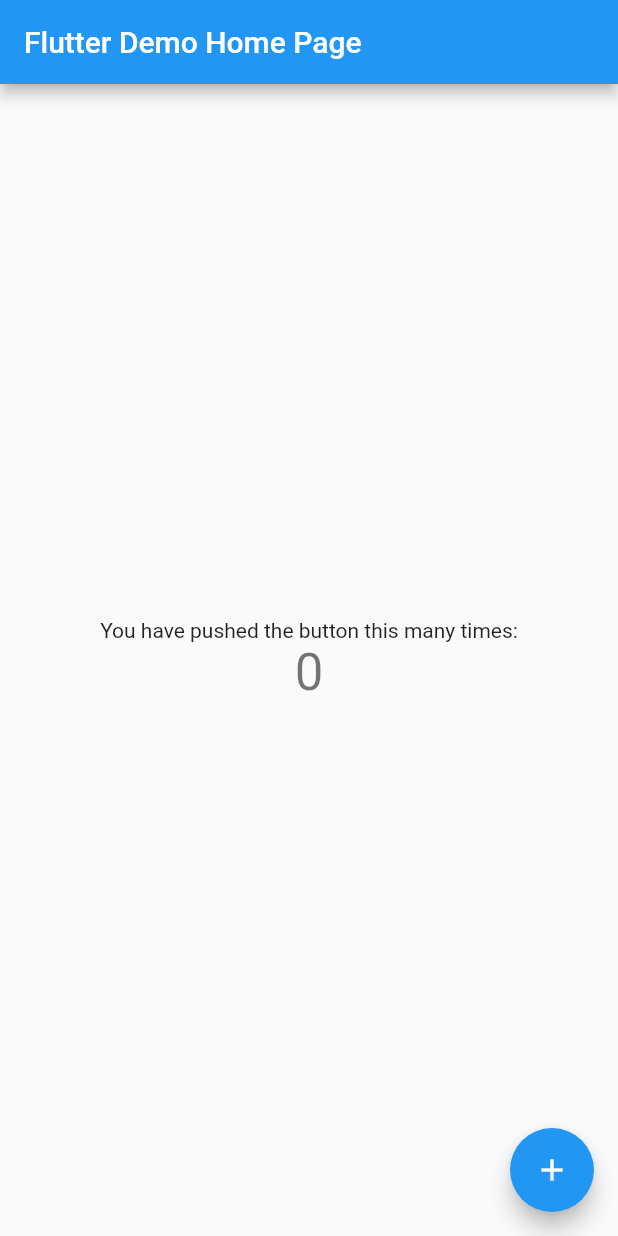
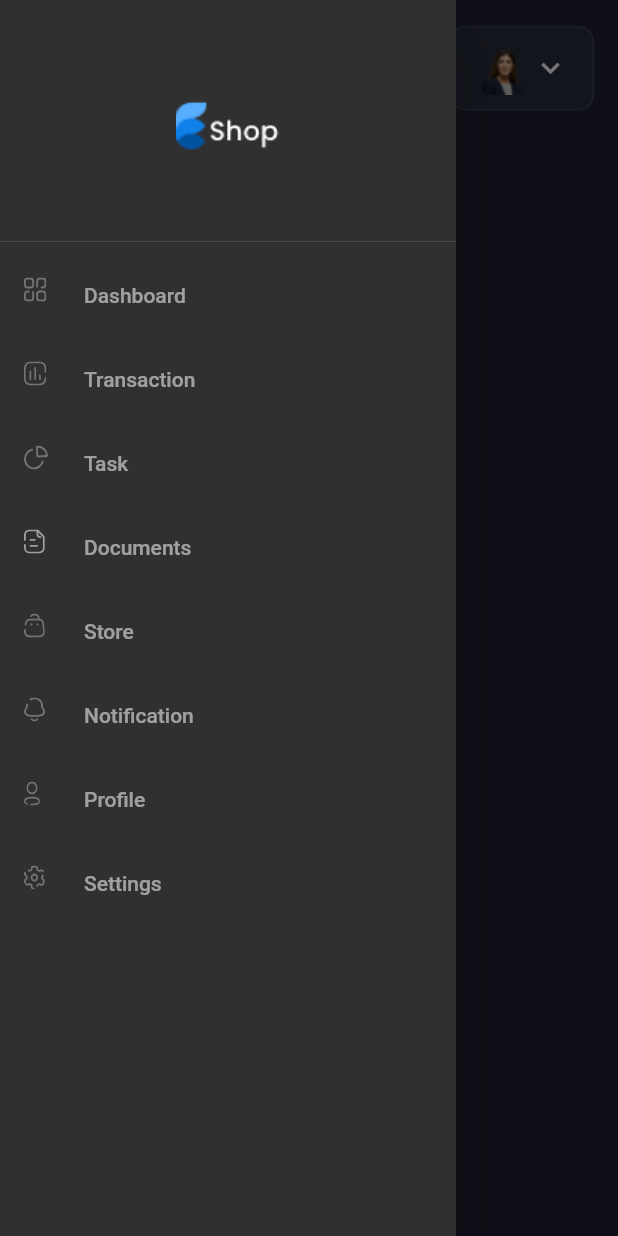
Before and after one commit to vanhoa690/truyen_flutter, a Flutter app: the screen it shows after launch, with the side drawer open (before the commit the screen has no drawer), on a phone screen of 412 x 824 dp. Run offline on Flutter 3.47's test engine with Material 2 defaults, Android fonts, the light colour scheme and no system bars; our stand-ins replace flutter_svg.

Commit message:
add dashboard

```diff
--- /dev/null
+++ b/lib/components/dashboard.dart
@@ -0,0 +1,23 @@
+import 'package:flutter/material.dart';
+import 'package:truyen_flutter/constants.dart';
+import 'package:truyen_flutter/components/header.dart';
+
+class Dashboard extends StatelessWidget {
+  const Dashboard({
+    Key? key,
+  }) : super(key: key);
+
+  @override
+  Widget build(BuildContext context) {
+    return SafeArea(
+      child: SingleChildScrollView(
+          padding: EdgeInsets.all(defaultPadding),
+          child: Column(
+            children: const [
+              Header(),
+              SizedBox(height: defaultPadding),
+            ],
+          )),
+    );
+  }
+}
--- /dev/null
+++ b/lib/components/header.dart
@@ -0,0 +1,101 @@
+import 'package:flutter/material.dart';
+import 'package:flutter_svg/flutter_svg.dart';
+import 'package:truyen_flutter/responsive.dart';
+import 'package:truyen_flutter/constants.dart';
+
+class Header extends StatelessWidget {
+  const Header({
+    Key? key,
+  }) : super(key: key);
+
+  @override
+  Widget build(BuildContext context) {
+    return Row(
+      children: [
+        if (!Responsive.isDesktop(context))
+          IconButton(
+            icon: Icon(Icons.menu),
+            onPressed: () {},
+          ),
+        if (!Responsive.isMobile(context))
+          Text(
+            "Dashboard",
+            style: Theme.of(context).textTheme.headline6,
+          ),
+        if (!Responsive.isMobile(context))
+          Spacer(flex: Responsive.isDesktop(context) ? 2 : 1),
+        const Expanded(child: SearchField()),
+        const ProfileCard()
+      ],
+    );
+  }
+}
+
+class ProfileCard extends StatelessWidget {
+  const ProfileCard({
+    Key? key,
+  }) : super(key: key);
+
+  @override
+  Widget build(BuildContext context) {
+    return Container(
+      margin: const EdgeInsets.only(left: defaultPadding),
+      padding: const EdgeInsets.symmetric(
+        horizontal: defaultPadding,
+        vertical: defaultPadding / 2,
+      ),
+      decoration: BoxDecoration(
+        color: secondaryColor,
+        borderRadius: const BorderRadius.all(Radius.circular(10)),
+        border: Border.all(color: Colors.white10),
+      ),
+      child: Row(
+        children: [
+          Image.asset(
+            "assets/images/profile_pic.png",
+            height: 38,
+          ),
+          if (!Responsive.isMobile(context))
+            const Padding(
+              padding: EdgeInsets.symmetric(horizontal: defaultPadding / 2),
+              child: Text("Angelina Jolie"),
+            ),
+          const Icon(Icons.keyboard_arrow_down),
+        ],
+      ),
+    );
+  }
+}
+
+class SearchField extends StatelessWidget {
+  const SearchField({
+    Key? key,
+  }) : super(key: key);
+
+  @override
+  Widget build(BuildContext context) {
+    return TextField(
+      decoration: InputDecoration(
+        hintText: "Search",
+        fillColor: secondaryColor,
+        filled: true,
+        border: const OutlineInputBorder(
+          borderSide: BorderSide.none,
+          borderRadius: BorderRadius.all(Radius.circular(10)),
+        ),
+        suffixIcon: InkWell(
+          onTap: () {},
+          child: Container(
+            padding: const EdgeInsets.all(defaultPadding * 0.75),
+            margin: const EdgeInsets.symmetric(horizontal: defaultPadding / 2),
+            decoration: const BoxDecoration(
+              color: primaryColor,
+              borderRadius: BorderRadius.all(Radius.circular(10)),
+            ),
+            child: SvgPicture.asset("assets/icons/Search.svg"),
+          ),
+        ),
+      ),
+    );
+  }
+}
--- /dev/null
+++ b/lib/components/side_menu.dart
@@ -0,0 +1,91 @@
+import 'package:flutter/material.dart';
+import 'package:flutter_svg/flutter_svg.dart';
+
+class SideMenu extends StatelessWidget {
+  const SideMenu({
+    Key? key,
+  }) : super(key: key);
+
+  @override
+  Widget build(BuildContext context) {
+    return Drawer(
+      child: ListView(
+        children: [
+          DrawerHeader(
+            child: Image.asset("assets/images/logo.png"),
+          ),
+          DrawerListTile(
+            title: "Dashboard",
+            svgSrc: "assets/icons/menu_dashboard.svg",
+            press: () {},
+          ),
+          DrawerListTile(
+            title: "Transaction",
+            svgSrc: "assets/icons/menu_tran.svg",
+            press: () {},
+          ),
+          DrawerListTile(
+            title: "Task",
+            svgSrc: "assets/icons/menu_task.svg",
+            press: () {},
+          ),
+          DrawerListTile(
+            title: "Documents",
+            svgSrc: "assets/icons/menu_doc.svg",
+            press: () {},
+          ),
+          DrawerListTile(
+            title: "Store",
+            svgSrc: "assets/icons/menu_store.svg",
+            press: () {},
+          ),
+          DrawerListTile(
+            title: "Notification",
+            svgSrc: "assets/icons/menu_notification.svg",
+            press: () {},
+          ),
+          DrawerListTile(
+            title: "Profile",
+            svgSrc: "assets/icons/menu_profile.svg",
+            press: () {},
+          ),
+          DrawerListTile(
+            title: "Settings",
+            svgSrc: "assets/icons/menu_setting.svg",
+            press: () {},
+          ),
+        ],
+      ),
+    );
+  }
+}
+
+class DrawerListTile extends StatelessWidget {
+  const DrawerListTile({
+    Key? key,
+    // For selecting those three line once press "Command+D"
+    required this.title,
+    required this.svgSrc,
+    required this.press,
+  }) : super(key: key);
+
+  final String title, svgSrc;
+  final VoidCallback press;
+
+  @override
+  Widget build(BuildContext context) {
+    return ListTile(
+      onTap: press,
+      horizontalTitleGap: 0.0,
+      leading: SvgPicture.asset(
+        svgSrc,
+        color: Colors.white54,
+        height: 16,
+      ),
+      title: Text(
+        title,
+        style: const TextStyle(color: Colors.white54),
+      ),
+    );
+  }
+}
--- /dev/null
+++ b/lib/constants.dart
@@ -0,0 +1,7 @@
+import 'package:flutter/material.dart';
+
+const primaryColor = Color(0xFF2697FF);
+const secondaryColor = Color(0xFF2A2D3E);
+const bgColor = Color(0xFF212332);
+
+const defaultPadding = 16.0;
--- a/lib/main.dart
+++ b/lib/main.dart
@@ -1,4 +1,6 @@
 import 'package:flutter/material.dart';
+import 'package:truyen_flutter/constants.dart';
+import 'package:truyen_flutter/screens/dashboard/index.dart';
 
 void main() {
   runApp(const MyApp());
@@ -7,109 +9,15 @@
 class MyApp extends StatelessWidget {
   const MyApp({Key? key}) : super(key: key);
 
-  // This widget is the root of your application.
   @override
   Widget build(BuildContext context) {
     return MaterialApp(
-      title: 'Flutter Demo',
-      theme: ThemeData(
-        // This is the theme of your application.
-        //
-        // Try running your application with "flutter run". You'll see the
-        // application has a blue toolbar. Then, without quitting the app, try
-        // changing the primarySwatch below to Colors.green and then invoke
-        // "hot reload" (press "r" in the console where you ran "flutter run",
-        // or simply save your changes to "hot reload" in a Flutter IDE).
-        // Notice that the counter didn't reset back to zero; the application
-        // is not restarted.
-        primarySwatch: Colors.blue,
+      debugShowCheckedModeBanner: false,
+      title: 'Comic Flutter',
+      theme: ThemeData.dark().copyWith(
+        scaffoldBackgroundColor: bgColor,
       ),
-      home: const MyHomePage(title: 'Flutter Demo Home Page'),
+      home: const DashboardScreen(),
     );
   }
 }
-
-class MyHomePage extends StatefulWidget {
-  const MyHomePage({Key? key, required this.title}) : super(key: key);
-
-  // This widget is the home page of your application. It is stateful, meaning
-  // that it has a State object (defined below) that contains fields that affect
-  // how it looks.
-
-  // This class is the configuration for the state. It holds the values (in this
-  // case the title) provided by the parent (in this case the App widget) and
-  // used by the build method of the State. Fields in a Widget subclass are
-  // always marked "final".
-
-  final String title;
-
-  @override
-  State<MyHomePage> createState() => _MyHomePageState();
-}
-
-class _MyHomePageState extends State<MyHomePage> {
-  int _counter = 0;
-
-  void _incrementCounter() {
-    setState(() {
-      // This call to setState tells the Flutter framework that something has
-      // changed in this State, which causes it to rerun the build method below
-      // so that the display can reflect the updated values. If we changed
-      // _counter without calling setState(), then the build method would not be
-      // called again, and so nothing would appear to happen.
-      _counter++;
-    });
-  }
-
-  @override
-  Widget build(BuildContext context) {
-    // This method is rerun every time setState is called, for instance as done
-    // by the _incrementCounter method above.
-    //
-    // The Flutter framework has been optimized to make rerunning build methods
-    // fast, so that you can just rebuild anything that needs updating rather
-    // than having to individually change instances of widgets.
-    return Scaffold(
-      appBar: AppBar(
-        // Here we take the value from the MyHomePage object that was created by
-        // the App.build method, and use it to set our appbar title.
-        title: Text(widget.title),
-      ),
-      body: Center(
-        // Center is a layout widget. It takes a single child and positions it
-        // in the middle of the parent.
-        child: Column(
-          // Column is also a layout widget. It takes a list of children and
-          // arranges them vertically. By default, it sizes itself to fit its
-          // children horizontally, and tries to be as tall as its parent.
-          //
-          // Invoke "debug painting" (press "p" in the console, choose the
-          // "Toggle Debug Paint" action from the Flutter Inspector in Android
-          // Studio, or the "Toggle Debug Paint" command in Visual Studio Code)
-          // to see the wireframe for each widget.
-          //
-          // Column has various properties to control how it sizes itself and
-          // how it positions its children. Here we use mainAxisAlignment to
-          // center the children vertically; the main axis here is the vertical
-          // axis because Columns are vertical (the cross axis would be
-          // horizontal).
-          mainAxisAlignment: MainAxisAlignment.center,
-          children: <Widget>[
-            const Text(
-              'You have pushed the button this many times:',
-            ),
-            Text(
-              '$_counter',
-              style: Theme.of(context).textTheme.headline4,
-            ),
-          ],
-        ),
-      ),
-      floatingActionButton: FloatingActionButton(
-        onPressed: _incrementCounter,
-        tooltip: 'Increment',
-        child: const Icon(Icons.add),
-      ), // This trailing comma makes auto-formatting nicer for build methods.
-    );
-  }
-}
--- /dev/null
+++ b/lib/responsive.dart
@@ -0,0 +1,44 @@
+import 'package:flutter/material.dart';
+
+class Responsive extends StatelessWidget {
+  final Widget mobile;
+  final Widget? tablet;
+  final Widget desktop;
+
+  const Responsive({
+    Key? key,
+    required this.mobile,
+    this.tablet,
+    required this.desktop,
+  }) : super(key: key);
+
+// This size work fine on my design, maybe you need some customization depends on your design
+
+  // This isMobile, isTablet, isDesktop helep us later
+  static bool isMobile(BuildContext context) =>
+      MediaQuery.of(context).size.width < 850;
+
+  static bool isTablet(BuildContext context) =>
+      MediaQuery.of(context).size.width < 1100 &&
+      MediaQuery.of(context).size.width >= 850;
+
+  static bool isDesktop(BuildContext context) =>
+      MediaQuery.of(context).size.width >= 1100;
+
+  @override
+  Widget build(BuildContext context) {
+    final Size _size = MediaQuery.of(context).size;
+    // If our width is more than 1100 then we consider it a desktop
+    if (_size.width >= 1100) {
+      return desktop;
+    }
+    // If width it less then 1100 and more then 850 we consider it as tablet
+    else if (_size.width >= 850 && tablet != null) {
+      return tablet!;
+    }
+    // Or less then that we called it mobile
+    else {
+      return mobile;
+    }
+  }
+}
--- /dev/null
+++ b/lib/screens/dashboard/index.dart
@@ -0,0 +1,35 @@
+import 'package:flutter/material.dart';
+import 'package:truyen_flutter/responsive.dart';
+import 'package:truyen_flutter/components/side_menu.dart';
+import 'package:truyen_flutter/components/dashboard.dart';
+
+class DashboardScreen extends StatelessWidget {
+  const DashboardScreen({
+    Key? key,
+  }) : super(key: key);
+
+  @override
+  Widget build(BuildContext context) {
+    return Scaffold(
+      drawer: const SideMenu(),
+      body: SafeArea(
+          child: Row(
+        crossAxisAlignment: CrossAxisAlignment.start,
+        children: [
+          // We want this side menu only for large screen
+          if (Responsive.isDesktop(context))
+            const Expanded(
+              // default flex = 1
+              // and it takes 1/6 part of the screen
+              child: SideMenu(),
+            ),
+          const Expanded(
+            // It takes 5/6 part of the screen
+            flex: 5,
+            child: Dashboard(),
+          ),
+        ],
+      )),
+    );
+  }
+}
```
Also changed, not shown: assets/icons/menu_dashboard.svg (renamed from assets/icons/menu_dashbord.svg), pubspec.lock, 6 other files.
